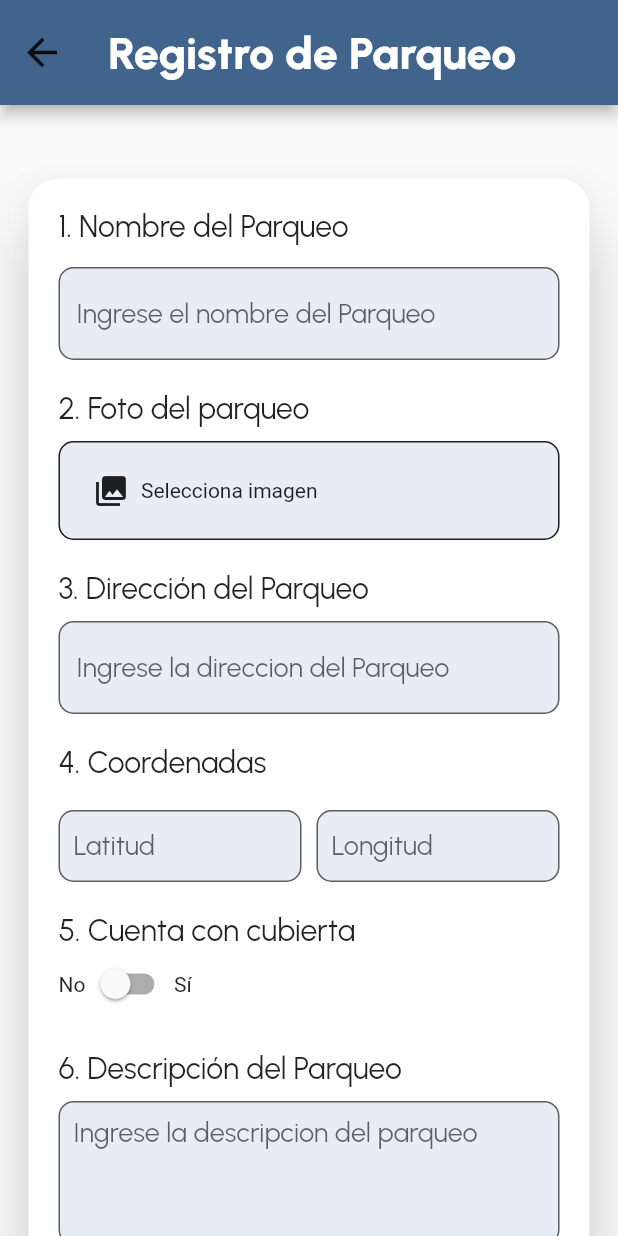
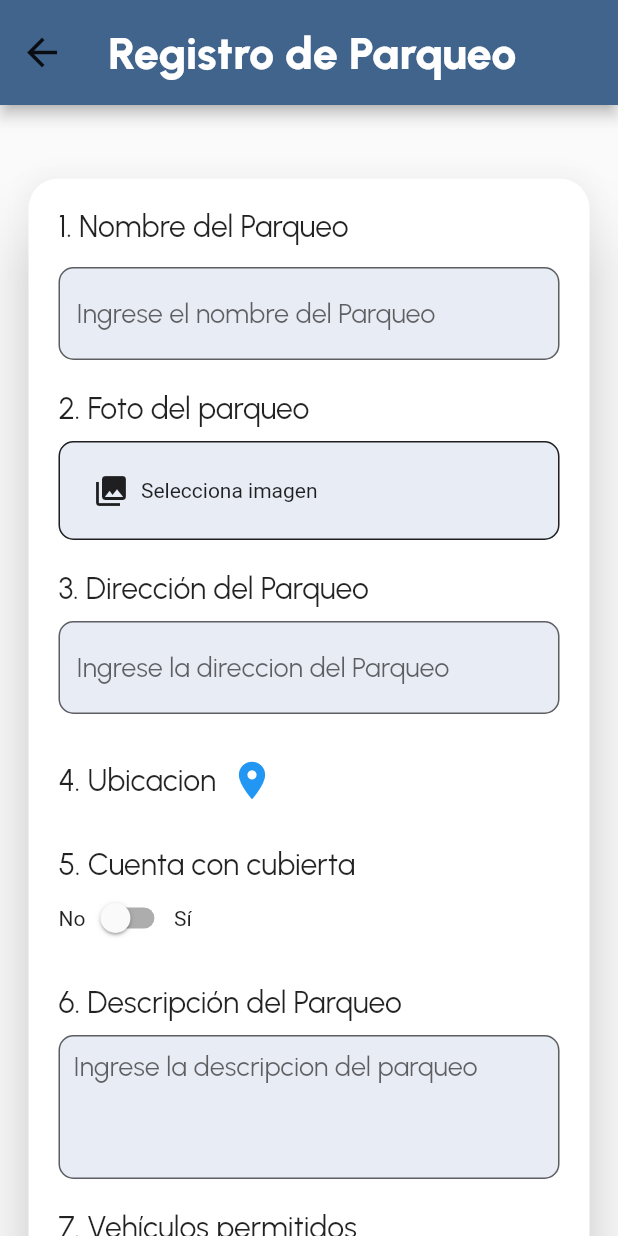
Before and after one commit to RicardoFernandezCastillo/PR-PARQUEO-2023-B, a Flutter app: the screen it shows after launch, on a phone screen of 412 x 824 dp. Run offline on Flutter 3.47's test engine with Material 2 defaults, Android fonts, the phone set to English and light mode, and no system bars; our stand-ins replace cloud_firestore, firebase_auth, firebase_core, firebase_storage, image_picker; missing offline and left inert: open_street_map_search_and_pick; accounts and stored records are empty.

Commit message:
Integracion registroParqueo con mapas

```diff
--- a/bluh_park/lib/main.dart
+++ b/bluh_park/lib/main.dart
@@ -1,5 +1,6 @@
 import 'package:flutter/material.dart';
 import 'package:firebase_core/firebase_core.dart';
+import 'package:flutter_create_account/LocationPicker/locationPicker.dart';
 import 'package:flutter_create_account/parking/registroParqueo.dart';
 import 'package:flutter_create_account/register.dart';
 import 'firebase_options.dart';
@@ -22,7 +23,8 @@ class MyApp extends StatelessWidget {
       debugShowCheckedModeBanner: false,
       initialRoute: '/register', // Ruta inicial a 'register.dart'
       routes: {
-        '/register': (context) => const RegistroParqueoScreen(), // Define la ruta '/register'
+        '/register': (context) => const RegistroParqueoScreen(),
+        '/locationPicker':(context) => const LocationPicker()// Define la ruta '/register'
       },
     );
   }
--- a/bluh_park/lib/parking/registroParqueo.dart
+++ b/bluh_park/lib/parking/registroParqueo.dart
@@ -4,6 +4,8 @@ import 'dart:io' show File;
 import 'package:cloud_firestore/cloud_firestore.dart';
 import 'package:firebase_storage/firebase_storage.dart';
 import 'package:flutter/material.dart';
+import 'package:flutter/services.dart';
+import 'package:flutter_create_account/models/validation/validator.dart';
 import 'package:flutter_create_account/utilities/progressbar.dart';
 import 'package:flutter_create_account/utilities/toast.dart';
 import 'package:image_picker/image_picker.dart';
@@ -98,6 +100,7 @@ class _RegistroParqueoScreenState extends State<RegistroParqueoScreen> {
             selectedTime[1] = pickedTime;
           });
         } else {
+          // ignore: use_build_context_synchronously
           Toast.show(context, 'Horario no disponible');
         }
       }
@@ -145,7 +148,7 @@ class _RegistroParqueoScreenState extends State<RegistroParqueoScreen> {
   Widget build(BuildContext context) {
     final double width = MediaQuery.of(context).size.width;
     final double height = MediaQuery.of(context).size.height;
-
+    final formKey = GlobalKey<FormState>();
     return Scaffold(
       appBar: AppBar(
         backgroundColor: const Color.fromARGB(255, 65, 100, 140),
@@ -176,7 +179,7 @@ class _RegistroParqueoScreenState extends State<RegistroParqueoScreen> {
               padding: const EdgeInsets.all(15),
               alignment: Alignment.center,
               child: Card(
-                color: Color.fromARGB(255, 255, 255, 255),
+                color: const Color.fromARGB(255, 255, 255, 255),
                 elevation: 20,
                 shape: RoundedRectangleBorder(
                   borderRadius: BorderRadius.circular(20),
@@ -194,8 +197,14 @@ class _RegistroParqueoScreenState extends State<RegistroParqueoScreen> {
                         ),
                       ),
                       const SizedBox(height: 15),
-                      TextField(
+                      TextFormField(
                         controller: nombreController,
+                        // ignore: body_might_complete_normally_nullable
+                        validator: (value) {
+                          if (value!.isEmpty) {
+                            return 'No pueden ser vacio estos campos';
+                          }
+                        },
                         decoration: InputDecoration(
                           hintText: 'Ingrese el nombre del Parqueo',
                           hintStyle: const TextStyle(
@@ -221,7 +230,9 @@ class _RegistroParqueoScreenState extends State<RegistroParqueoScreen> {
                       Container(
                         width: double.infinity,
                         padding: const EdgeInsets.symmetric(
-                            horizontal: 22, vertical: 20),
+                          horizontal: 22,
+                          vertical: 20,
+                        ),
                         decoration: BoxDecoration(
                           borderRadius: BorderRadius.circular(10),
                           border: Border.all(
@@ -282,7 +293,13 @@ class _RegistroParqueoScreenState extends State<RegistroParqueoScreen> {
                         ),
                       ),
                       const SizedBox(height: 10),
-                      TextField(
+                      TextFormField(
+                        validator: (value) {
+                          if (value!.isEmpty) {
+                            return 'Campo Obligatorio';
+                          }
+                          return null;
+                        },
                         controller: direccionController,
                         decoration: InputDecoration(
                           hintText: 'Ingrese la direccion del Parqueo',
@@ -298,59 +315,28 @@ class _RegistroParqueoScreenState extends State<RegistroParqueoScreen> {
                         ),
                       ),
                       const SizedBox(height: 20),
-                      const Text(
-                        "4. Coordenadas",
-                        style: TextStyle(
-                          fontFamily: 'Urbanist',
-                          fontSize: 20,
-                        ),
-                      ),
-                      const SizedBox(height: 20),
                       Row(
-                        children: <Widget>[
-                          Expanded(
-                            child: TextField(
-                              controller: latitudController,
-                              decoration: InputDecoration(
-                                contentPadding: const EdgeInsets.symmetric(
-                                  vertical: 10.0,
-                                  horizontal: 10.0,
-                                ), // Ajusta estos valores según tus necesidades
-                                hintText: 'Latitud',
-                                hintStyle: const TextStyle(
-                                  fontFamily: 'Urbanist',
-                                  fontSize: 18,
-                                ),
-                                filled: true,
-                                fillColor: const Color(0xFFE8ECF4),
-                                border: OutlineInputBorder(
-                                  borderRadius: BorderRadius.circular(10.0),
-                                ),
-                              ),
+                        children: [
+                          const Text(
+                            "4. Ubicacion",
+                            style: TextStyle(
+                              fontFamily: 'Urbanist',
+                              fontSize: 20,
                             ),
                           ),
-                          const SizedBox(width: 10.0),
-                          Expanded(
-                            child: TextField(
-                              controller: longitudController,
-                              decoration: InputDecoration(
-                                contentPadding: const EdgeInsets.symmetric(
-                                  vertical: 10.0,
-                                  horizontal: 10.0,
-                                ), // Ajusta estos valores según tus necesidades
-                                hintText: 'Longitud',
-                                hintStyle: const TextStyle(
-                                  fontFamily: 'Urbanist',
-                                  fontSize: 18,
-                                ),
-                                filled: true,
-                                fillColor: const Color(0xFFE8ECF4),
-                                border: OutlineInputBorder(
-                                  borderRadius: BorderRadius.circular(10.0),
-                                ),
-                              ),
+                          IconButton(
+                            onPressed: () => {
+                              Navigator.pushNamed(
+                                context,
+                                '/locationPicker',
+                              )
+                            },
+                            icon: const Icon(
+                              Icons.location_on,
+                              size: 30,
                             ),
-                          ),
+                            color: Colors.blue[500],
+                          )
                         ],
                       ),
                       const SizedBox(height: 20),
@@ -384,7 +370,13 @@ class _RegistroParqueoScreenState extends State<RegistroParqueoScreen> {
                         ),
                       ),
                       const SizedBox(height: 10),
-                      TextField(
+                      TextFormField(
+                        validator: (value) {
+                          if (value!.isEmpty) {
+                            return 'campo obligatorio';
+                          }
+                          return null;
+                        },
                         maxLines: 4,
                         controller: descripcionController,
                         decoration: InputDecoration(
@@ -457,7 +449,7 @@ class _RegistroParqueoScreenState extends State<RegistroParqueoScreen> {
                         ),
                       ),
                       const SizedBox(height: 10),
-                      TextField(
+                      TextFormField(
                         controller: nitController,
                         decoration: InputDecoration(
                           hintText: 'Ingrese el NIT del propietario',
@@ -495,7 +487,7 @@ class _RegistroParqueoScreenState extends State<RegistroParqueoScreen> {
                       Row(
                         children: [
                           Expanded(
-                            child: TextField(
+                            child: TextFormField(
                               controller: automovilHoraController,
                               decoration: InputDecoration(
                                 contentPadding: const EdgeInsets.symmetric(
@@ -517,7 +509,7 @@ class _RegistroParqueoScreenState extends State<RegistroParqueoScreen> {
                           ),
                           const SizedBox(width: 10),
                           Expanded(
-                            child: TextField(
+                            child: TextFormField(
                               controller: automovilDiaController,
                               decoration: InputDecoration(
                                 contentPadding: const EdgeInsets.symmetric(
@@ -554,7 +546,7 @@ class _RegistroParqueoScreenState extends State<RegistroParqueoScreen> {
                       Row(
                         children: [
                           Expanded(
-                            child: TextField(
+                            child: TextFormField(
                               controller: motoHoraController,
                               decoration: InputDecoration(
                                 contentPadding: const EdgeInsets.symmetric(
@@ -613,7 +605,13 @@ class _RegistroParqueoScreenState extends State<RegistroParqueoScreen> {
                       Row(
                         children: [
                           Expanded(
-                            child: TextField(
+                            child: TextFormField(
+                              validator: (value) {
+                                if (value!.isEmpty) {
+                                  return 'Campo requerido';
+                                }
+                                return null;
+                              },
                               controller: otroHoraController,
                               decoration: InputDecoration(
                                 contentPadding: const EdgeInsets.symmetric(
@@ -635,7 +633,13 @@ class _RegistroParqueoScreenState extends State<RegistroParqueoScreen> {
                           ),
                           const SizedBox(width: 10),
                           Expanded(
-                            child: TextField(
+                            child: TextFormField(
+                              validator: (value) {
+                                if (value!.isEmpty) {
+                                  return 'Campo requerido';
+                                }
+                                return null;
+                              },
                               controller: otroDiaController,
                               decoration: InputDecoration(
                                 contentPadding: const EdgeInsets.symmetric(
@@ -763,6 +767,7 @@ class _RegistroParqueoScreenState extends State<RegistroParqueoScreen> {
                       const SizedBox(height: 40),
                       Center(
                         child: ElevatedButton(
+                          onHover: (value) => {if (value) {}},
                           style: ButtonStyle(
                             padding: MaterialStatePropertyAll(
                               EdgeInsets.only(
@@ -849,11 +854,15 @@ class _RegistroParqueoScreenState extends State<RegistroParqueoScreen> {
                   ),
                 ),
               ),
-            )
-          ],
+            ),
+          ], //Aca  borrar
         ),
       ),
     );
+  }
+
+  String? llamada(String val) {
+    return '';
   }
 
   Future<void> agregarParqueo({required Map<String, dynamic> datos}) async {
--- a/bluh_park/pubspec.yaml
+++ b/bluh_park/pubspec.yaml
@@ -42,6 +42,8 @@ dependencies:
   cloud_firestore: ^4.1.0
   firebase_auth: ^4.9.0
   firebase_storage: ^11.2.8
+
+  open_street_map_search_and_pick: ^0.1.0
 
 dev_dependencies:
   flutter_test:
```
Also changed, not shown: bluh_park/lib/LocationPicker/locationPicker.dart (added, +50 -0 lines), bluh_park/lib/models/validation/validator.dart (added, +13 -0 lines), bluh_park/lib/models/validation/validator_login.dart (added, +7 -0 lines), bluh_park/pubspec.lock.
